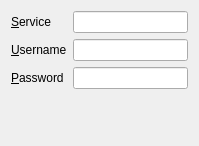
Before: the Qt Designer form libs/ui/pppoe.ui in netrunner-debian-kde-extras/networkmanagement, drawn with Qt 5.
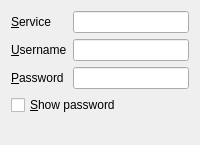
After: the same form once the commit is applied. Custom widgets are drawn as their Qt base class.

Diff of the .ui file:
```diff
--- a/libs/ui/pppoe.ui
+++ b/libs/ui/pppoe.ui
@@ -5,8 +5,8 @@
    <rect>
     <x>0</x>
     <y>0</y>
-    <width>199</width>
-    <height>146</height>
+    <width>200</width>
+    <height>145</height>
    </rect>
   </property>
   <property name="windowTitle" >
@@ -60,6 +60,13 @@
      </item>
     </layout>
    </item>
+   <item>
+    <widget class="QCheckBox" name="chkShowPass" >
+     <property name="text" >
+      <string>&amp;Show password</string>
+     </property>
+    </widget>
+   </item>
    <item>
     <spacer name="verticalSpacer" >
      <property name="orientation" >
```
Left out of the diff: 12 changed lines with no effect on the pictures.
